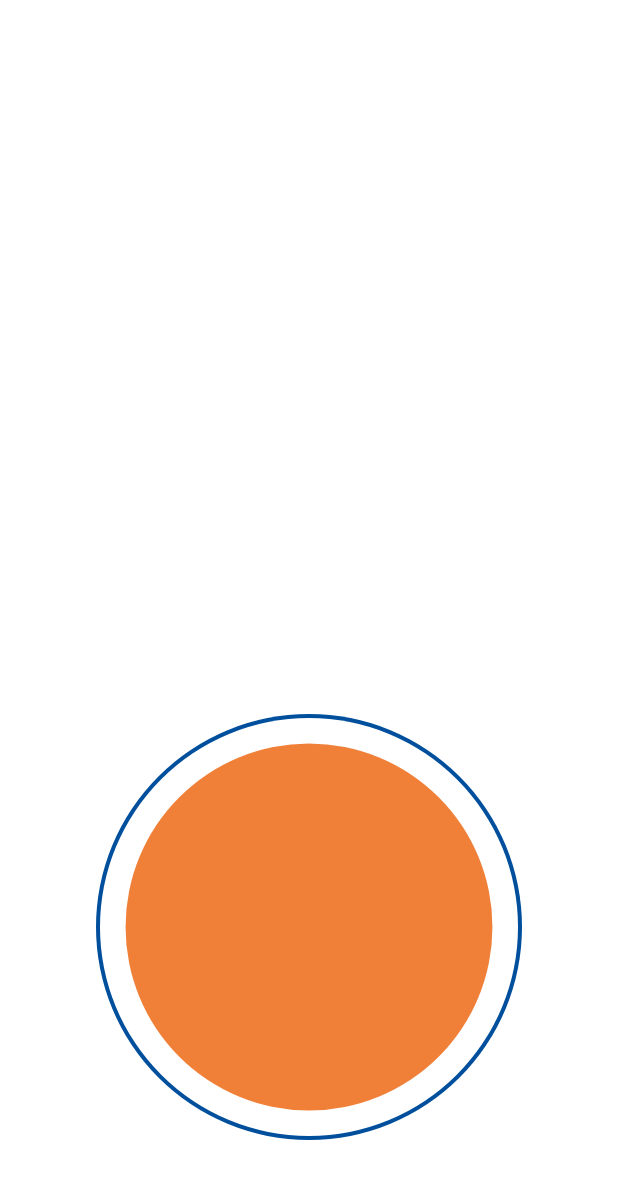
After one commit to t1moon/pomodoro-timer, an Android app: the TimerFragment screen opened through its navigation route, on a phone screen of 412 x 824 dp. The commit adds this screen. Shown: the top 1179 px of the screen. Run offline under Robolectric (Android 15) with nearby library versions, the phone set to English and light mode, and no system bars; our stand-ins replace Timber, navigation-ui.

Commit message:
Add timer

```diff
--- a/app/src/main/java/com/fetecom/pomodoro/ui/main/TasksFragment.kt
+++ b/app/src/main/java/com/fetecom/pomodoro/ui/main/TasksFragment.kt
@@ -2,6 +2,7 @@ package com.fetecom.pomodoro.ui.main
 
 import android.os.Bundle
 import androidx.fragment.app.Fragment
+import androidx.navigation.findNavController
 import com.fetecom.domain.Task
 import com.fetecom.pomodoro.R
 import com.fetecom.pomodoro.common.setVisible
@@ -51,6 +52,7 @@ class TasksFragment : Fragment(R.layout.tasks_fragment) {
     private val taskAdapter = TaskAdapter(object : TaskAdapter.Interactor {
         override fun onTaskClick(task: Task) {
             viewModel.onTaskChosen(task)
+            view?.findNavController()?.navigate(R.id.action_tasksFragment_to_timerFragment)
         }
     })
 }
--- /dev/null
+++ b/app/src/main/java/com/fetecom/pomodoro/ui/timer/TimerFragment.kt
@@ -0,0 +1,18 @@
+package com.fetecom.pomodoro.ui.timer
+
+import android.os.Bundle
+import androidx.fragment.app.Fragment
+import com.fetecom.pomodoro.R
+import kotlinx.android.synthetic.main.timer_fragment.*
+
+class TimerFragment : Fragment(R.layout.timer_fragment) {
+
+    override fun onActivityCreated(savedInstanceState: Bundle?) {
+        super.onActivityCreated(savedInstanceState)
+        initScreen()
+    }
+
+    private fun initScreen() {
+        timerView.start()
+    }
+}
--- /dev/null
+++ b/app/src/main/java/com/fetecom/pomodoro/ui/timer/TimerView.kt
@@ -0,0 +1,300 @@
+package com.fetecom.pomodoro.ui.timer
+
+import android.animation.ValueAnimator
+import android.annotation.TargetApi
+import android.content.Context
+import android.content.res.Resources
+import android.graphics.*
+import android.graphics.drawable.Drawable
+import android.media.RingtoneManager
+import android.os.Build
+import android.os.Parcelable
+import android.util.AttributeSet
+import android.util.TypedValue
+import android.view.View
+import android.view.ViewOutlineProvider
+import android.view.animation.BounceInterpolator
+import androidx.annotation.RequiresApi
+import androidx.appcompat.content.res.AppCompatResources
+import com.fetecom.pomodoro.R
+import kotlinx.android.parcel.Parcelize
+
+class TimerView : View {
+    companion object {
+        const val START_TIMER_ANIMATION_DURATION = 600L
+        const val START_ANGLE = 270f
+    }
+
+    private var bgColor: Int = 0
+    private var fgColor: Int = 0
+    private var fgColorWhenPause: Int = 0
+    private var statusIconColor: Int = 0
+    private lateinit var bgPaint: Paint
+    private lateinit var fgPaint: Paint
+    private lateinit var statusIconPaint: Paint
+
+    private lateinit var fgOval: RectF
+    private lateinit var bgOval: RectF
+    private lateinit var statusIcon: Rect
+
+    private var percent: Float = 0.toFloat()
+
+    private var elevationPlay: Float = 0.toFloat()
+    private var elevationPause: Float = 0.toFloat()
+
+    private var playIcon: Drawable? = null
+    private var pauseIcon: Drawable? = null
+
+    private var showPlayIcon: Boolean = true
+    private var showPauseIcon: Boolean = false
+
+    private var strokeWidth: Float = 0.toFloat()
+    private var circlePadding: Float = 0.toFloat()
+
+    val rington = RingtoneManager.getRingtone(context,
+        RingtoneManager.getDefaultUri(RingtoneManager.TYPE_NOTIFICATION))
+
+    constructor(context: Context) : super(context) {
+        init()
+    }
+
+    constructor(context: Context, attrs: AttributeSet) : super(context, attrs) {
+        val a = context.theme.obtainStyledAttributes(attrs,
+            R.styleable.TimerViewStyleable,
+            0, 0)
+
+        try {
+            bgColor = a.getColor(R.styleable.TimerViewStyleable_bgColor, 0)
+            fgColor = a.getColor(R.styleable.TimerViewStyleable_fgColor, 0)
+            fgColorWhenPause = a.getColor(R.styleable.TimerViewStyleable_fgColorPause, 0)
+            percent = a.getFloat(R.styleable.TimerViewStyleable_percent, 0f)
+            elevationPause = resources.dipToPx(a.getFloat(R.styleable.TimerViewStyleable_elevationPause, 0f))
+            elevationPlay = resources.dipToPx(a.getFloat(R.styleable.TimerViewStyleable_elevationPlay, 0f))
+            playIcon = AppCompatResources.getDrawable(context, R.drawable.ic_play)
+            pauseIcon = AppCompatResources.getDrawable(context, R.drawable.ic_pause)
+            strokeWidth = a.getFloat(R.styleable.TimerViewStyleable_timerStrokeWidth, 0f)
+            circlePadding = a.getFloat(R.styleable.TimerViewStyleable_circlePadding, 0f)
+        } finally {
+            a.recycle()
+        }
+        init()
+    }
+
+    private fun init() {
+        bgPaint = Paint()
+        bgPaint.color = bgColor
+        bgPaint.isAntiAlias = true
+
+        fgPaint = Paint()
+        fgPaint.color = fgColorWhenPause
+        fgPaint.isAntiAlias = true
+
+        statusIconPaint = Paint()
+        statusIconColor = Color.RED
+        statusIconPaint.color = statusIconColor
+        statusIconPaint.isAntiAlias = true
+    }
+
+    override fun onSizeChanged(w: Int, h: Int, oldw: Int, oldh: Int) {
+        super.onSizeChanged(w, h, oldw, oldh)
+
+        val ovalPadding = (w * circlePadding)
+        val centerX = (w / 2).toFloat()
+        val centerY = (h / 2).toFloat()
+        val centerIconWidth = (w / 2)
+
+        fgOval = RectF(strokeWidth + ovalPadding, strokeWidth + ovalPadding,
+            w - strokeWidth - ovalPadding, h - strokeWidth - ovalPadding)
+        bgOval = RectF(strokeWidth, strokeWidth,
+            w - strokeWidth, h - strokeWidth)
+
+        statusIcon = Rect(
+            (centerX - centerIconWidth / 2).toInt(),
+            (centerY - centerIconWidth / 2).toInt(),
+            (centerX + centerIconWidth / 2).toInt(),
+            (centerY + centerIconWidth / 2).toInt()
+        )
+
+        if (Build.VERSION.SDK_INT >= Build.VERSION_CODES.LOLLIPOP) {
+            this.outlineProvider = OutlineProvider(resources = resources)
+            this.elevation = elevationPause
+        }
+    }
+
+    override fun onDraw(canvas: Canvas) {
+        super.onDraw(canvas)
+        drawTimer(canvas)
+        if (showPlayIcon)
+            drawPlay(canvas)
+        if (showPauseIcon)
+            drawPause(canvas)
+    }
+
+    private fun drawTimer(canvas: Canvas) {
+        canvas.drawArc(bgOval, START_ANGLE, 360f, true, bgPaint)
+        canvas.drawArc(fgOval, START_ANGLE, percent * 3.6f, true, fgPaint)
+    }
+
+    private fun drawPlay(canvas: Canvas) {
+        playIcon?.bounds = statusIcon
+        playIcon?.draw(canvas)
+    }
+
+    private fun drawPause(canvas: Canvas) {
+        pauseIcon?.bounds = statusIcon
+        pauseIcon?.draw(canvas)
+    }
+
+    fun start() {
+        showPlayIcon = false
+        toggle(true)
+        animateStarting()
+        playSound()
+    }
+
+    private fun animateStarting() {
+        ValueAnimator.ofFloat(0f, 100f).apply {
+            duration = START_TIMER_ANIMATION_DURATION
+            addUpdateListener {
+                percent = it.animatedValue as Float
+                invalidate()
+            }
+            start()
+        }
+    }
+
+    fun finish() {
+        showPlayIcon = true
+        showPauseIcon = false
+        toggle(false)
+        playSound()
+        animateFinishing()
+    }
+
+    private fun animateFinishing() {
+        ValueAnimator.ofFloat(percent, 0f).apply {
+            duration = 300
+            addUpdateListener {
+                percent = it.animatedValue as Float
+                invalidate()
+            }
+            start()
+        }
+    }
+
+    fun play() {
+        showPauseIcon = false
+        showPlayIcon = false
+        toggle(true)
+        playSound()
+    }
+
+    fun pause() {
+        showPauseIcon = true
+        showPlayIcon = false
+        toggle(false)
+    }
+
+    private fun toggle(push: Boolean) {
+        if (Build.VERSION.SDK_INT >= Build.VERSION_CODES.LOLLIPOP) {
+            elevate(push)
+            fadeBackground(push)
+        }
+    }
+
+    private fun playSound() {
+        rington.stop()
+        rington.play()
+    }
+
+    @RequiresApi(Build.VERSION_CODES.LOLLIPOP)
+    private fun fadeBackground(play: Boolean) {
+        val color: Int = if (!play)
+            fgColorWhenPause
+        else
+            fgColor
+        ValueAnimator.ofArgb(fgPaint.color, color).apply {
+            duration = 600
+            addUpdateListener {
+                fgPaint.color = it.animatedValue as Int
+                invalidate()
+            }
+            start()
+        }
+    }
+
+    @RequiresApi(Build.VERSION_CODES.LOLLIPOP)
+    private fun elevate(play: Boolean) {
+        val elevateTo: Float = if (play)
+            elevationPlay
+        else
+            elevationPause
+
+        ValueAnimator.ofFloat(elevation, elevateTo).apply {
+            duration = if (play)
+                600
+            else
+                300
+
+            addUpdateListener {
+                elevation = it.animatedValue as Float
+            }
+            if (play)
+                interpolator = BounceInterpolator()
+            start()
+        }
+    }
+
+    fun updateProgress(currentProgress: Int) {
+        if (percent < currentProgress)
+            return
+        ValueAnimator.ofFloat(percent, currentProgress.toFloat()).apply {
+            duration = 300
+            addUpdateListener {
+                percent = it.animatedValue as Float
+                invalidate()
+            }
+            start()
+        }
+    }
+
+    fun getViewState(): TimerViewState {
+        return if (Build.VERSION.SDK_INT >= Build.VERSION_CODES.LOLLIPOP) {
+            TimerViewState(percent, showPauseIcon, showPlayIcon, elevation, fgPaint.color)
+        } else {
+            TimerViewState(percent, showPauseIcon, showPlayIcon, fgColor = fgPaint.color)
+        }
+    }
+
+    fun setViewState(timerViewState: TimerViewState) {
+        percent = timerViewState.percent
+        showPauseIcon = timerViewState.showPause
+        showPlayIcon = timerViewState.showPlay
+        fgPaint.color = timerViewState.fgColor
+        if (Build.VERSION.SDK_INT >= Build.VERSION_CODES.LOLLIPOP) {
+            elevation = timerViewState.elevation
+        }
+    }
+
+    fun Resources.dipToPx(dip: Float) : Float {
+        return TypedValue.applyDimension(
+            TypedValue.COMPLEX_UNIT_DIP, dip, this.displayMetrics)
+    }
+
+
+    @Parcelize
+    data class TimerViewState(val percent: Float, val showPause: Boolean, val showPlay: Boolean,
+                              val elevation: Float = 0f, val fgColor: Int) : Parcelable
+
+    @RequiresApi(Build.VERSION_CODES.LOLLIPOP)
+    class OutlineProvider(val resources: Resources) : ViewOutlineProvider() {
+
+        private val rect: Rect = Rect()
+
+        @TargetApi(Build.VERSION_CODES.LOLLIPOP)
+        override fun getOutline(view: View?, outline: Outline?) {
+            view?.background?.copyBounds(rect)
+            outline?.setRoundRect(rect, resources.getDimensionPixelSize(R.dimen.timer_radius_corner).toFloat())
+        }
+    }
+}
--- /dev/null
+++ b/app/src/main/res/drawable/color_accent_50.xml
@@ -0,0 +1,5 @@
+<?xml version="1.0" encoding="utf-8"?>
+<selector xmlns:android="http://schemas.android.com/apk/res/android">
+    <item android:color="?attr/colorAccent" android:alpha="0.5" />
+
+</selector>
--- /dev/null
+++ b/app/src/main/res/drawable/ic_pause.xml
@@ -0,0 +1,10 @@
+<vector xmlns:android="http://schemas.android.com/apk/res/android"
+    android:width="24dp"
+    android:height="24dp"
+    android:viewportWidth="24"
+    android:viewportHeight="24"
+    android:tint="?attr/colorOnPrimary">
+  <path
+      android:fillColor="?attr/colorOnPrimary"
+      android:pathData="M6,19h4L10,5L6,5v14zM14,5v14h4L18,5h-4z"/>
+</vector>
--- /dev/null
+++ b/app/src/main/res/drawable/ic_play.xml
@@ -0,0 +1,10 @@
+<vector xmlns:android="http://schemas.android.com/apk/res/android"
+    android:width="24dp"
+    android:height="24dp"
+    android:viewportWidth="24"
+    android:viewportHeight="24"
+    android:tint="?attr/colorOnPrimary">
+  <path
+      android:fillColor="?attr/colorOnPrimary"
+      android:pathData="M8,5v14l11,-7z"/>
+</vector>
--- /dev/null
+++ b/app/src/main/res/drawable/timer_shadow.xml
@@ -0,0 +1,6 @@
+<?xml version="1.0" encoding="utf-8"?>
+<shape android:shape="rectangle" xmlns:android="http://schemas.android.com/apk/res/android">
+    <corners android:radius="@dimen/timer_radius_corner" />
+
+    <solid android:color="?attr/colorAccent" />
+</shape>
--- /dev/null
+++ b/app/src/main/res/layout/timer_fragment.xml
@@ -0,0 +1,29 @@
+<?xml version="1.0" encoding="utf-8"?>
+<androidx.constraintlayout.widget.ConstraintLayout xmlns:android="http://schemas.android.com/apk/res/android"
+    android:layout_width="match_parent"
+    android:layout_height="match_parent"
+    xmlns:app="http://schemas.android.com/apk/res-auto">
+
+    <com.fetecom.pomodoro.ui.timer.TimerView
+        android:id="@+id/timerView"
+        android:layout_width="0dp"
+        android:layout_height="0dp"
+        android:layout_marginStart="64dp"
+        android:layout_marginLeft="64dp"
+        android:layout_marginEnd="64dp"
+        android:layout_marginRight="64dp"
+        android:layout_marginBottom="64dp"
+        android:background="@drawable/timer_shadow"
+        app:bgColor="?attr/colorSurface"
+        app:circlePadding="0.06"
+        app:elevationPause="16"
+        app:elevationPlay="0"
+        app:fgColor="?attr/colorPrimary"
+        app:fgColorPause="?attr/colorOnPrimary"
+        app:layout_constraintBottom_toBottomOf="parent"
+        app:layout_constraintDimensionRatio="1:1"
+        app:layout_constraintEnd_toEndOf="parent"
+        app:layout_constraintStart_toStartOf="parent"
+        app:percent="0"
+        app:timerStrokeWidth="4" />
+</androidx.constraintlayout.widget.ConstraintLayout>
--- a/app/src/main/res/navigation/nav_graph.xml
+++ b/app/src/main/res/navigation/nav_graph.xml
@@ -9,5 +9,14 @@
         android:id="@+id/tasksFragment"
         android:name="com.fetecom.pomodoro.ui.main.TasksFragment"
         android:label="tasks_fragment"
-        tools:layout="@layout/tasks_fragment" />
+        tools:layout="@layout/tasks_fragment" >
+        <action
+            android:id="@+id/action_tasksFragment_to_timerFragment"
+            app:destination="@id/timerFragment" />
+    </fragment>
+    <fragment
+        android:id="@+id/timerFragment"
+        android:name="com.fetecom.pomodoro.ui.timer.TimerFragment"
+        android:label="TimerFragment"
+        tools:layout="@layout/timer_fragment"/>
 </navigation>
--- /dev/null
+++ b/app/src/main/res/values/attrs.xml
@@ -0,0 +1,13 @@
+<?xml version="1.0" encoding="utf-8"?>
+<resources>
+    <declare-styleable name="TimerViewStyleable">
+        <attr name="bgColor" format="integer" />
+        <attr name="fgColor" format="integer"/>
+        <attr name="fgColorPause" format="integer"/>
+        <attr name="percent" format="integer"/>
+        <attr name="timerStrokeWidth" format="integer"/>
+        <attr name="circlePadding" format="float"/>
+        <attr name="elevationPause" format="integer" />
+        <attr name="elevationPlay" format="integer"/>
+    </declare-styleable>
+</resources>
--- a/app/src/main/res/values/colors.xml
+++ b/app/src/main/res/values/colors.xml
@@ -7,4 +7,12 @@
     <color name="teal_700">#FF018786</color>
     <color name="black">#FF000000</color>
     <color name="white">#FFFFFFFF</color>
+
+    <color name="orange_500">#F08038</color>
+    <color name="orange_700">#BF662D</color>
+
+    <color name="green_500">#79B1A3</color>
+    <color name="green_700">#52796F</color>
+
+    <color name="blue_500">#004F9D</color>
 </resources>
--- /dev/null
+++ b/app/src/main/res/values/dimens.xml
@@ -0,0 +1,4 @@
+<?xml version="1.0" encoding="utf-8"?>
+<resources>
+    <dimen name="timer_radius_corner">1000dp</dimen>
+</resources>
--- a/app/src/main/res/values/themes.xml
+++ b/app/src/main/res/values/themes.xml
@@ -1,14 +1,18 @@
 <resources xmlns:tools="http://schemas.android.com/tools">
     <!-- Base application theme. -->
-    <style name="Theme.Pomodoro" parent="Theme.MaterialComponents.DayNight.DarkActionBar">
+    <style name="Theme.Pomodoro" parent="Theme.MaterialComponents.DayNight.NoActionBar">
         <!-- Primary brand color. -->
-        <item name="colorPrimary">@color/purple_500</item>
-        <item name="colorPrimaryVariant">@color/purple_700</item>
+        <item name="colorPrimary">@color/orange_500</item>
+        <item name="colorPrimaryVariant">@color/orange_700</item>
         <item name="colorOnPrimary">@color/white</item>
         <!-- Secondary brand color. -->
-        <item name="colorSecondary">@color/teal_200</item>
-        <item name="colorSecondaryVariant">@color/teal_700</item>
+        <item name="colorSecondary">@color/green_500</item>
+        <item name="colorSecondaryVariant">@color/green_700</item>
         <item name="colorOnSecondary">@color/black</item>
+
+        <!-- Accent brand color. -->
+        <item name="colorAccent">@color/blue_500</item>
+
         <!-- Status bar color. -->
         <item name="android:statusBarColor" tools:targetApi="l">?attr/colorPrimaryVariant</item>
         <!-- Customize your theme here. -->
```
